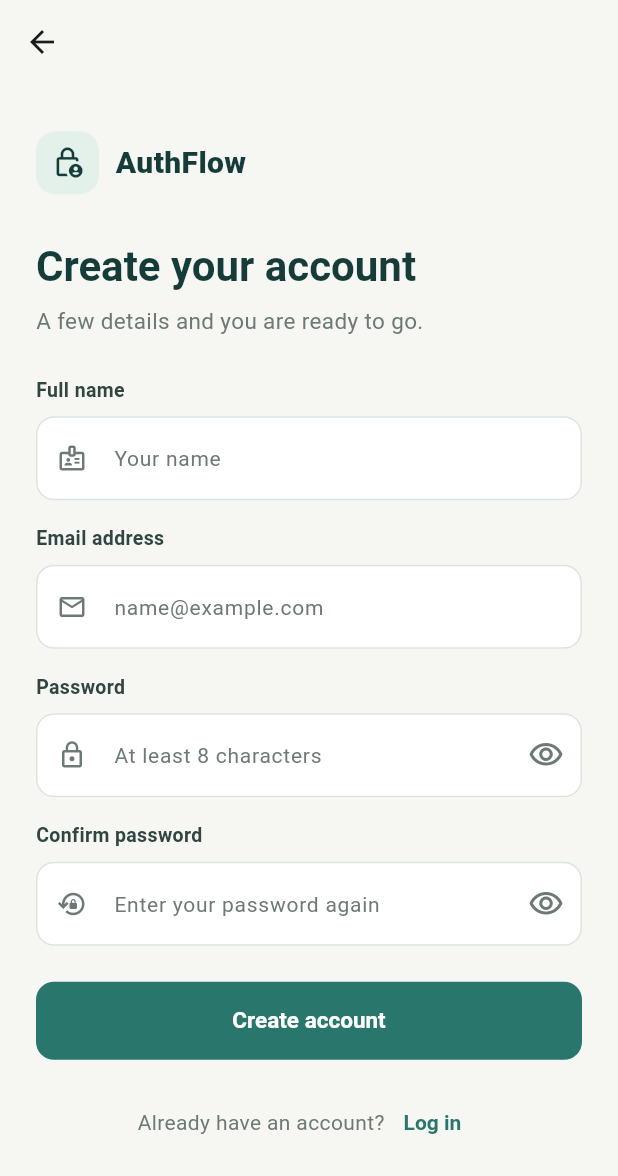
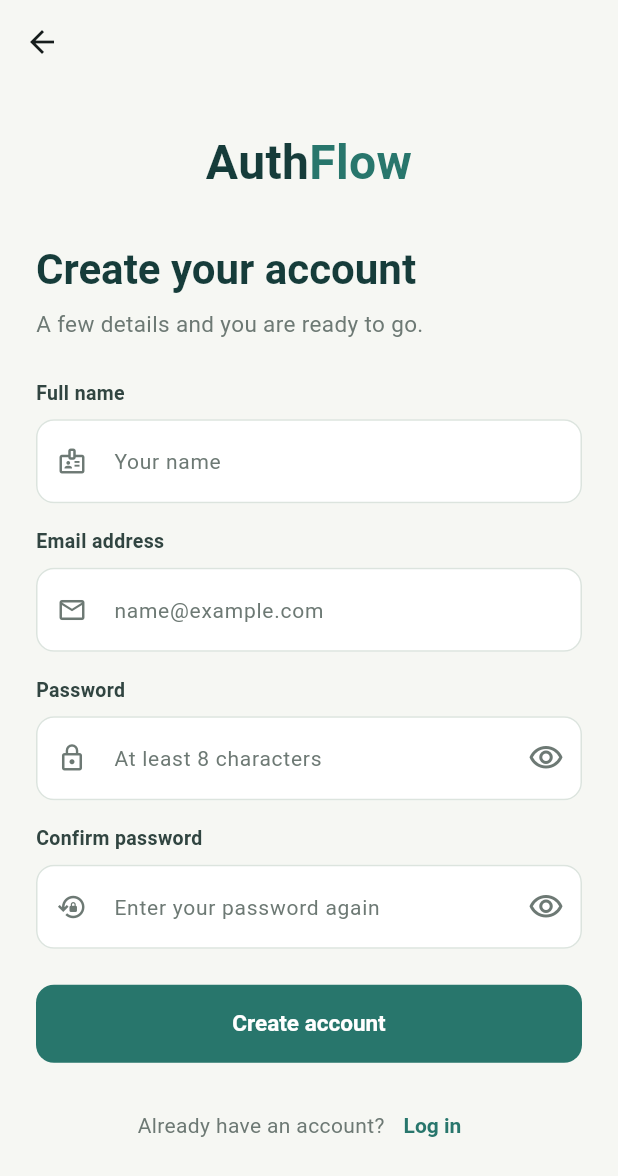
Before and after one commit to AarshikaShrestha/flutterlogin, a Flutter app: the screen it shows after launch, after a tap on "Log in", after a tap on "Register", on a phone screen of 412 x 824 dp. Shown: the top 1176 px of the screen. Run offline on Flutter 3.47's test engine with Material 3 defaults, Android fonts, the phone set to English and light mode, and no system bars; Roboto replaces fonts that are missing (Georgia).

Commit message:
Logo Placement Fix

```diff
--- a/lib/pages/login_page.dart
+++ b/lib/pages/login_page.dart
@@ -2,6 +2,7 @@ import 'package:flutter/material.dart';
 
 import '../theme/app_theme.dart';
 import '../widgets/custom_text_field.dart';
+import '../widgets/auth_flow_logo.dart';
 import 'registration_page.dart';
 
 class LoginPage extends StatefulWidget {
@@ -62,7 +63,7 @@ class _LoginPageState extends State<LoginPage> {
               child: Column(
                 crossAxisAlignment: CrossAxisAlignment.stretch,
                 children: [
-                  const _AuthBrand(),
+                  const AuthFlowLogo(),
                   const SizedBox(height: 42),
                   Text(
                     'Welcome back',
@@ -121,17 +122,6 @@ class _LoginPageState extends State<LoginPage> {
                       ],
                     ),
                   ),
-                  Align(
-                    alignment: Alignment.centerRight,
-                    child: TextButton(
-                      onPressed: () => ScaffoldMessenger.of(context).showSnackBar(
-                        const SnackBar(
-                          content: Text('Password reset is not connected in this demo.'),
-                        ),
-                      ),
-                      child: const Text('Forgot password?'),
-                    ),
-                  ),
                   const SizedBox(height: 12),
                   FilledButton(onPressed: _login, child: const Text('Log in')),
                   const SizedBox(height: 22),
@@ -158,33 +148,3 @@ class _LoginPageState extends State<LoginPage> {
     );
   }
 }
-
-class _AuthBrand extends StatelessWidget {
-  const _AuthBrand();
-
-  @override
-  Widget build(BuildContext context) {
-    return Row(
-      children: [
-        Container(
-          width: 46,
-          height: 46,
-          decoration: BoxDecoration(
-            color: AppTheme.mint,
-            borderRadius: BorderRadius.circular(14),
-          ),
-          child: const Icon(Icons.lock_person_outlined, color: AppTheme.ink, size: 24),
-        ),
-        const SizedBox(width: 12),
-        const Text(
-          'AuthFlow',
-          style: TextStyle(
-            color: AppTheme.ink,
-            fontSize: 21,
-            fontWeight: FontWeight.w800,
-          ),
-        ),
-      ],
-    );
-  }
-}
--- a/lib/pages/registration_page.dart
+++ b/lib/pages/registration_page.dart
@@ -2,6 +2,7 @@ import 'package:flutter/material.dart';
 
 import '../theme/app_theme.dart';
 import '../widgets/custom_text_field.dart';
+import '../widgets/auth_flow_logo.dart';
 
 class RegistrationPage extends StatefulWidget {
   const RegistrationPage({super.key});
@@ -55,7 +56,7 @@ class _RegistrationPageState extends State<RegistrationPage> {
               child: Column(
                 crossAxisAlignment: CrossAxisAlignment.stretch,
                 children: [
-                  const _AuthBrand(),
+                  const AuthFlowLogo(),
                   const SizedBox(height: 30),
                   Text(
                     'Create your account',
@@ -191,33 +192,3 @@ class _RegistrationPageState extends State<RegistrationPage> {
     );
   }
 }
-
-class _AuthBrand extends StatelessWidget {
-  const _AuthBrand();
-
-  @override
-  Widget build(BuildContext context) {
-    return Row(
-      children: [
-        Container(
-          width: 42,
-          height: 42,
-          decoration: BoxDecoration(
-            color: AppTheme.mint,
-            borderRadius: BorderRadius.circular(13),
-          ),
-          child: const Icon(Icons.lock_person_outlined, color: AppTheme.ink, size: 22),
-        ),
-        const SizedBox(width: 11),
-        const Text(
-          'AuthFlow',
-          style: TextStyle(
-            color: AppTheme.ink,
-            fontSize: 20,
-            fontWeight: FontWeight.w800,
-          ),
-        ),
-      ],
-    );
-  }
-}
--- /dev/null
+++ b/lib/widgets/auth_flow_logo.dart
@@ -0,0 +1,37 @@
+import 'package:flutter/material.dart';
+
+import '../theme/app_theme.dart';
+
+class AuthFlowLogo extends StatelessWidget {
+  const AuthFlowLogo({super.key});
+
+  @override
+  Widget build(BuildContext context) {
+    return Center(
+      child: Text.rich(
+        TextSpan(
+          children: [
+            TextSpan(
+              text: 'Auth',
+              style: TextStyle(
+                color: AppTheme.ink,
+                fontFamily: 'Georgia',
+                fontSize: 32,
+                fontWeight: FontWeight.w700,
+              ),
+            ),
+            TextSpan(
+              text: 'Flow',
+              style: TextStyle(
+                color: AppTheme.teal,
+                fontSize: 32,
+                fontWeight: FontWeight.w700,
+              ),
+            ),
+          ],
+        ),
+        textAlign: TextAlign.center,
+      ),
+    );
+  }
+}
```
Also changed, not shown: 1 other file.
